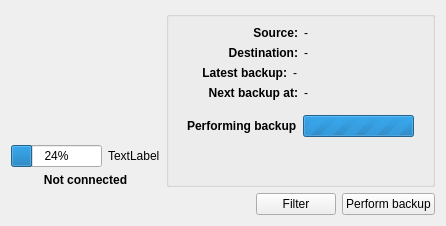
Above: src/app/mainwidgetbase.ui from flavio/kaveau before the change. Below: the same form after it.
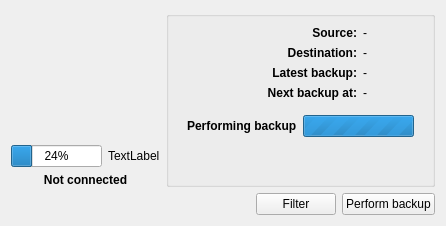
That is the form after the change. The open tabs and pages were chosen to show the change.

Diff of the .ui file:
```diff
--- a/src/app/mainwidgetbase.ui
+++ b/src/app/mainwidgetbase.ui
@@ -119,8 +119,8 @@
        </property>
        <layout class="QVBoxLayout" name="verticalLayout">
         <item>
-         <layout class="QHBoxLayout" name="horizontalLayout">
-          <item>
+         <layout class="QGridLayout" name="gridLayout">
+          <item row="0" column="0" colspan="3">
            <widget class="QLabel" name="label">
             <property name="font">
              <font>
@@ -136,18 +136,7 @@
             </property>
            </widget>
           </item>
-          <item>
-           <widget class="QLabel" name="labelSource">
-            <property name="text">
-             <string>-</string>
-            </property>
-           </widget>
-          </item>
-         </layout>
-        </item>
-        <item>
-         <layout class="QHBoxLayout" name="horizontalLayout_2">
-          <item>
+          <item row="1" column="2">
            <widget class="QLabel" name="label_3">
             <property name="font">
              <font>
@@ -163,18 +152,7 @@
             </property>
            </widget>
           </item>
-          <item>
-           <widget class="QLabel" name="labelDest">
-            <property name="text">
-             <string>-</string>
-            </property>
-           </widget>
-          </item>
-         </layout>
-        </item>
-        <item>
-         <layout class="QHBoxLayout" name="horizontalLayout_3">
-          <item>
+          <item row="2" column="1" colspan="2">
            <widget class="QLabel" name="label_6">
             <property name="font">
              <font>
@@ -190,7 +168,7 @@
             </property>
            </widget>
           </item>
-          <item>
+          <item row="2" column="3">
            <widget class="QLabel" name="labelTime">
             <property name="text">
              <string>-</string>
@@ -210,11 +188,14 @@
             </property>
            </widget>
           </item>
-         </layout>
-        </item>
-        <item>
-         <layout class="QHBoxLayout" name="horizontalLayout_8">
-          <item>
+          <item row="3" column="3">
+           <widget class="QLabel" name="labelNextBackup">
+            <property name="text">
+             <string>-</string>
+            </property>
+           </widget>
+          </item>
+          <item row="3" column="2">
            <widget class="QLabel" name="label_5">
             <property name="font">
              <font>
@@ -230,8 +211,15 @@
             </property>
            </widget>
           </item>
-          <item>
-           <widget class="QLabel" name="labelNextBackup">
+          <item row="1" column="3">
+           <widget class="QLabel" name="labelDest">
+            <property name="text">
+             <string>-</string>
+            </property>
+           </widget>
+          </item>
+          <item row="0" column="3">
+           <widget class="QLabel" name="labelSource">
             <property name="text">
              <string>-</string>
             </property>
```
Left out of the diff: 10 changed lines with no effect on the pictures.
